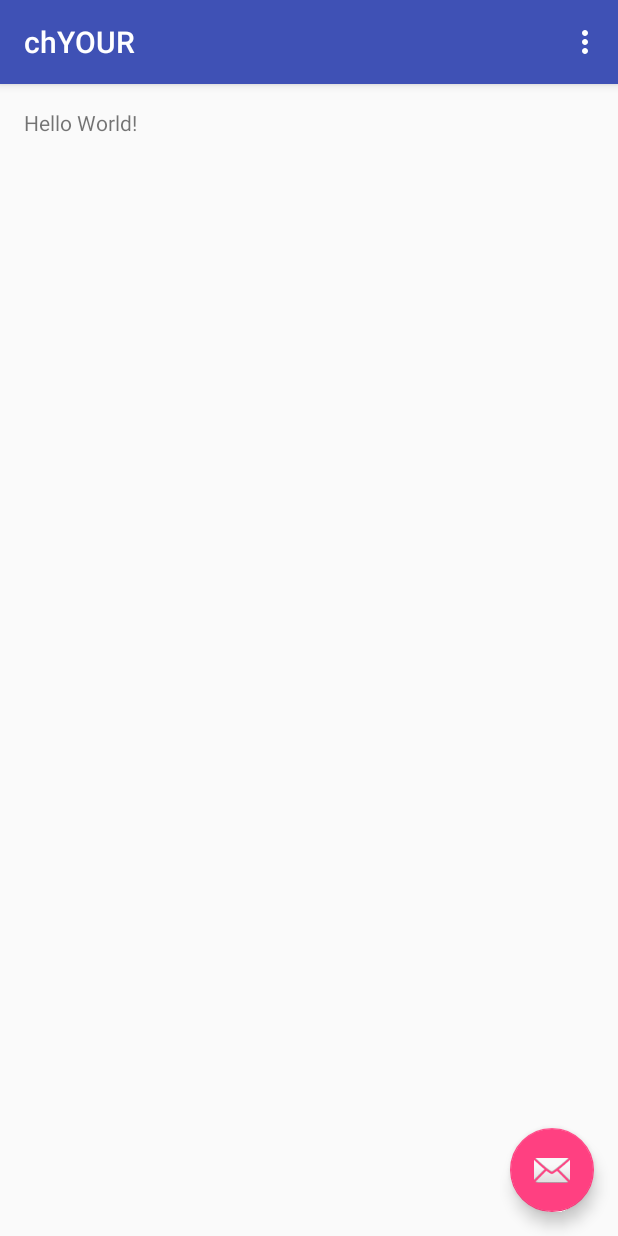
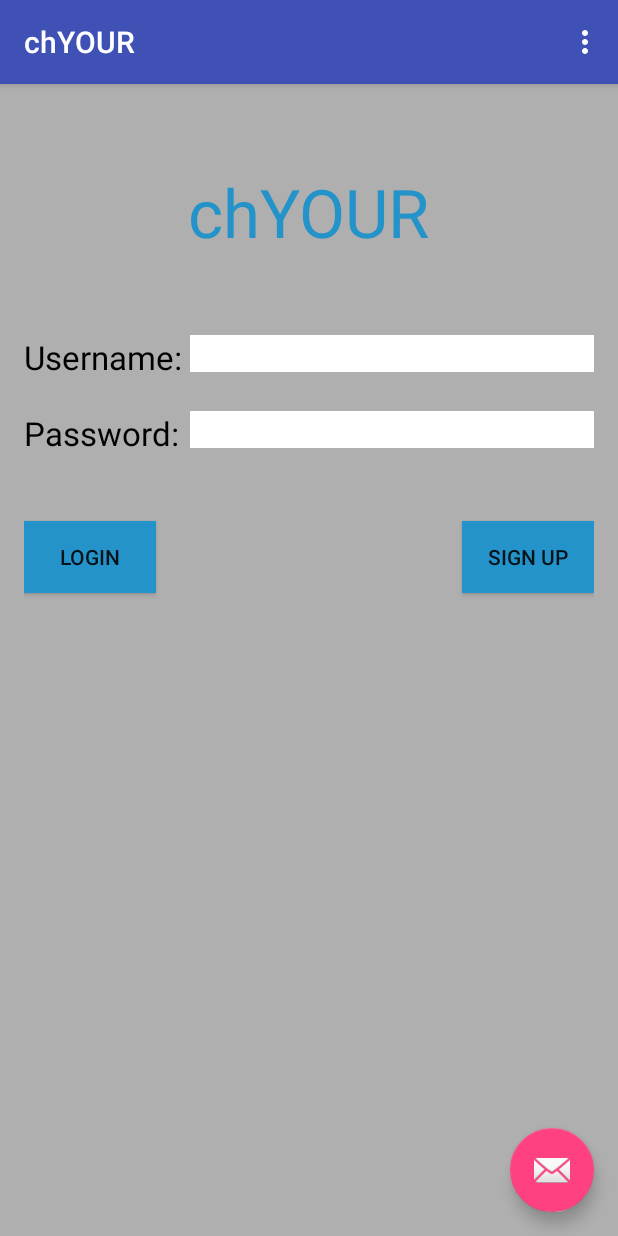
Before and after one commit to AakankshaRaika/chYOUR, an Android app: the screen it shows after launch (MainActivity), on a phone screen of 412 x 824 dp. Run offline under Robolectric (Android 15) with nearby library versions, the phone set to English and light mode, and no system bars.

Commit message:
Created login page for protoype

```diff
--- a/chYOUR/app/src/main/res/layout/content_main.xml
+++ b/chYOUR/app/src/main/res/layout/content_main.xml
@@ -10,10 +10,86 @@
     android:paddingTop="@dimen/activity_vertical_margin"
     app:layout_behavior="@string/appbar_scrolling_view_behavior"
     tools:context="com.chyour.MainActivity"
-    tools:showIn="@layout/activity_main">
+    tools:showIn="@layout/activity_main"
+    android:background="#afafaf">
 
     <TextView
         android:layout_width="wrap_content"
         android:layout_height="wrap_content"
-        android:text="Hello World!" />
+        android:text="chYOUR"
+        android:id="@+id/tv1"
+        android:layout_alignParentTop="true"
+        android:layout_centerHorizontal="true"
+        android:layout_marginTop="39dp"
+        android:textColor="#2493ca"
+        android:textSize="20pt" />
+
+    <TextView
+        android:layout_width="wrap_content"
+        android:layout_height="wrap_content"
+        android:text="Username: "
+        android:id="@+id/tv2"
+        android:layout_below="@+id/tv1"
+        android:layout_alignParentLeft="true"
+        android:layout_alignParentStart="true"
+        android:layout_marginTop="52dp"
+        android:textColor="#000000"
+        android:textSize="10pt" />
+
+    <EditText
+        android:layout_width="wrap_content"
+        android:layout_height="wrap_content"
+        android:id="@+id/et_username"
+        android:layout_alignTop="@+id/tv2"
+        android:layout_toRightOf="@+id/tv2"
+        android:layout_alignParentRight="true"
+        android:layout_alignParentEnd="true"
+        android:background="#ffffff" />
+
+    <TextView
+        android:layout_width="wrap_content"
+        android:layout_height="wrap_content"
+        android:text="Password: "
+        android:id="@+id/tv3"
+        android:layout_below="@+id/tv2"
+        android:layout_alignParentLeft="true"
+        android:layout_alignParentStart="true"
+        android:layout_marginTop="21dp"
+        android:textColor="#000000"
+        android:textSize="10pt" />
+
+    <EditText
+        android:layout_width="wrap_content"
+        android:layout_height="wrap_content"
+        android:id="@+id/et_password"
+        android:layout_alignTop="@+id/tv3"
+        android:layout_toRightOf="@+id/tv2"
+        android:layout_alignRight="@+id/et_username"
+        android:layout_alignEnd="@+id/et_username"
+        android:background="#ffffff" />
+
+    <Button
+        android:layout_width="wrap_content"
+        android:layout_height="wrap_content"
+        android:text="Login"
+        android:id="@+id/b_login"
+        android:layout_below="@+id/tv3"
+        android:layout_alignParentLeft="true"
+        android:layout_alignParentStart="true"
+        android:layout_marginTop="44dp"
+        android:background="#2493ca"
+        android:width="20pt"
+        android:textAlignment="center" />
+
+    <Button
+        android:layout_width="wrap_content"
+        android:layout_height="wrap_content"
+        android:text="Sign Up"
+        android:id="@+id/button"
+        android:layout_alignTop="@+id/b_login"
+        android:layout_alignRight="@+id/et_password"
+        android:layout_alignEnd="@+id/et_password"
+        android:background="#2493ca"
+        android:textAlignment="center"
+        android:width="20pt" />
 </RelativeLayout>
```
